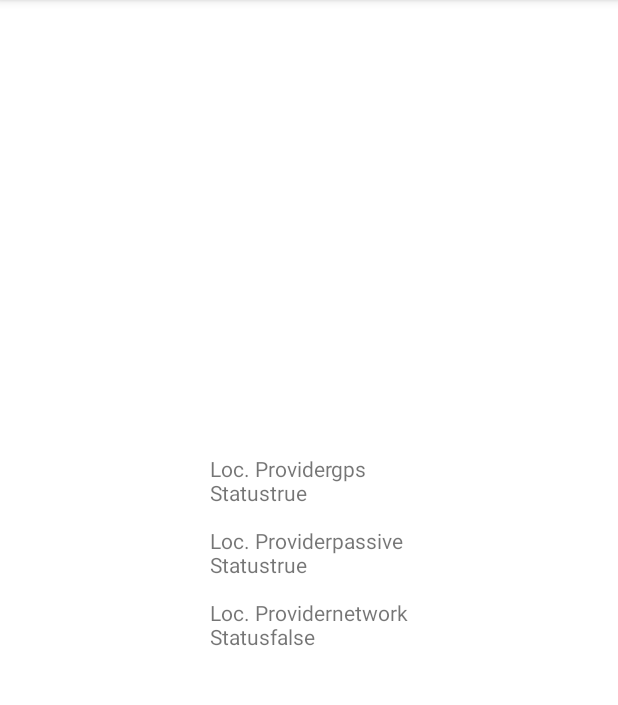
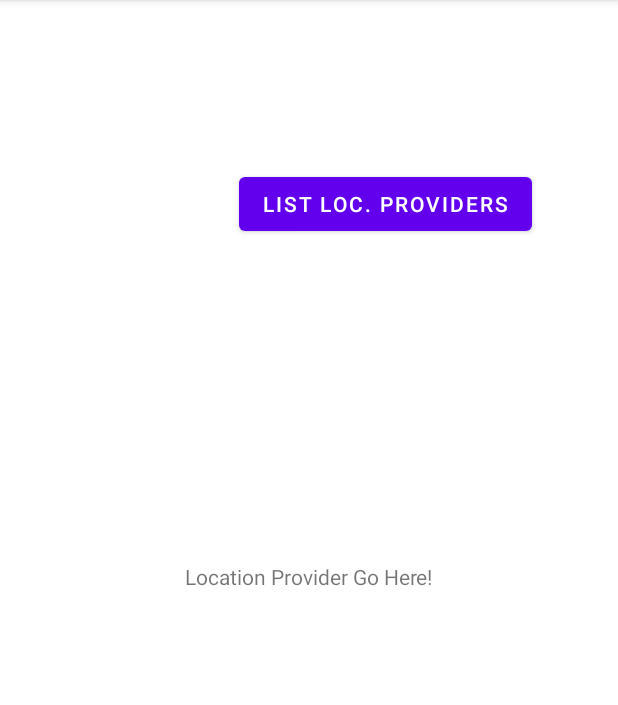
Before and after one commit to hongjin4790/LocProviderList0407, an Android app: the screen it shows after launch (LocProviderListActivity), on a phone screen of 412 x 824 dp, the part 84-789 px from its top. Run offline under Robolectric (Android 15) with nearby library versions, the phone set to English and light mode, and no system bars.

Commit message:
added Button

```diff
--- a/app/src/main/java/com/example/locproviderlist0407/LocProviderListActivity.java
+++ b/app/src/main/java/com/example/locproviderlist0407/LocProviderListActivity.java
@@ -4,6 +4,8 @@ import androidx.appcompat.app.AppCompatActivity;
 
 import android.location.LocationManager;
 import android.os.Bundle;
+import android.view.View;
+import android.widget.Button;
 import android.widget.TextView;
 
 import java.util.List;
@@ -12,16 +14,22 @@ public class LocProviderListActivity extends AppCompatActivity {
     TextView mTextView;
     LocationManager locMgr;
     List<String> locProviders;
+    Button button ;
     @Override
     protected void onCreate(Bundle savedInstanceState) {
         super.onCreate(savedInstanceState);
         setContentView(R.layout.activity_main);
 
         mTextView = findViewById(R.id.txtOutput);
+        button = findViewById(R.id.button);
         locMgr = (LocationManager)getSystemService(LOCATION_SERVICE);
 
+
+
+        button.setOnClickListener(new View.OnClickListener() {
+            @Override
+            public void onClick(View v) {
                 locProviders = locMgr.getAllProviders();
-
                 String s = "";
                 for(int i =0; i<locProviders.size(); i++)
                 {
@@ -29,6 +37,10 @@ public class LocProviderListActivity extends AppCompatActivity {
 
                 }
                 mTextView.setText(s);
+            }
+        });
+
+
 
 
     }
--- a/app/src/main/res/layout/activity_main.xml
+++ b/app/src/main/res/layout/activity_main.xml
@@ -16,4 +16,14 @@
         app:layout_constraintRight_toRightOf="parent"
         app:layout_constraintTop_toTopOf="parent" />
 
+    <Button
+        android:id="@+id/button"
+        android:layout_width="wrap_content"
+        android:layout_height="wrap_content"
+        android:layout_marginTop="112dp"
+        android:layout_marginEnd="57dp"
+        android:text="list loc. providers"
+        app:layout_constraintEnd_toEndOf="parent"
+        app:layout_constraintTop_toTopOf="parent" />
+
 </androidx.constraintlayout.widget.ConstraintLayout>
```
Lines whose indentation alone changed are shown as unchanged.
